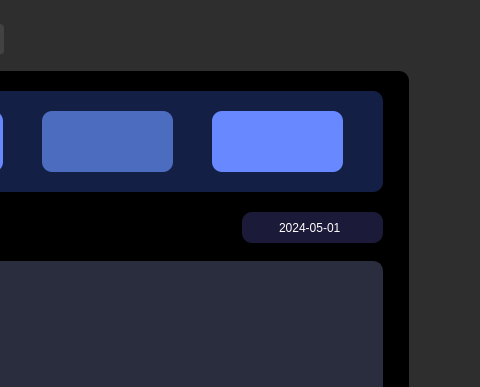
Old version of the form assets/uiux/stocking.ui in the repository JinxSeven/retail-manager-lite; both pictures show x 428 to 908 and y 0 to 387 of the 908 by 593 pixel window.
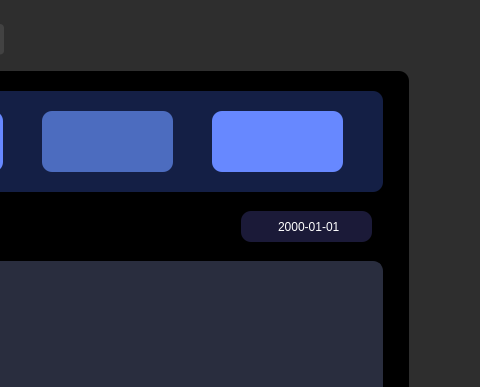
New version of the form. The open tabs and pages were chosen to show the change. Icons and pictures are not drawn.

Commit message: showordersbydate_broken

Diff of the .ui file:
```diff
--- a/assets/uiux/stocking.ui
+++ b/assets/uiux/stocking.ui
@@ -1666,9 +1666,9 @@
      <widget class="QDateEdit" name="dateEdit">
       <property name="geometry">
        <rect>
-        <x>620</x>
-        <y>161</y>
-        <width>141</width>
+        <x>619</x>
+        <y>160</y>
+        <width>131</width>
         <height>31</height>
        </rect>
       </property>
@@ -1782,13 +1782,6 @@
       <property name="calendarPopup">
        <bool>true</bool>
       </property>
-      <property name="date">
-       <date>
-        <year>2024</year>
-        <month>5</month>
-        <day>1</day>
-       </date>
-      </property>
      </widget>
      <zorder>columnView_7</zorder>
      <zorder>columnView_8</zorder>
```
Left out of the diff: 2 changed lines with no effect on the pictures. The commit also changes 1 other file.
